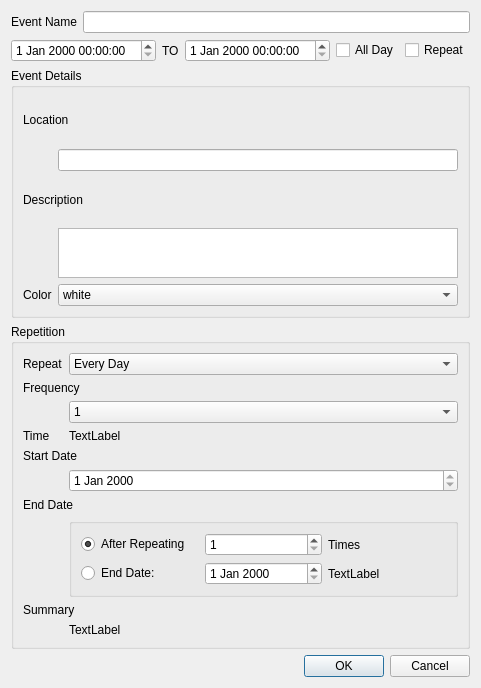
Old version of the form createneweventdialog.ui in the repository Lucinda-Aemilia/Calendar.
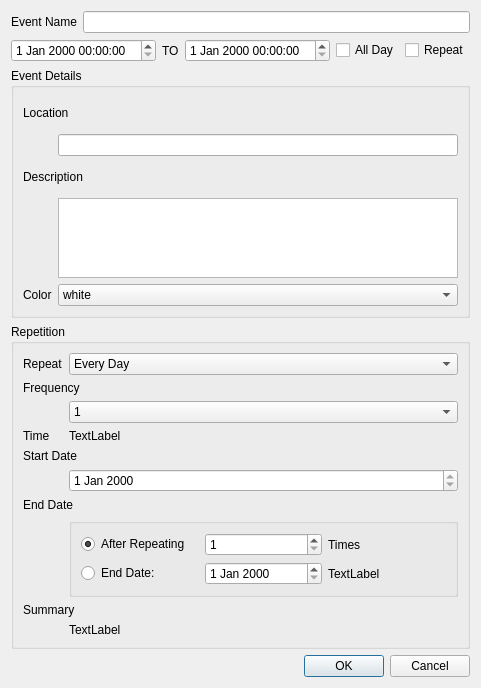
New version of the form.

Commit message: 决定开始设置freeze的窗口位置

What changed in the file:
```diff
--- a/createneweventdialog.ui
+++ b/createneweventdialog.ui
@@ -195,7 +195,7 @@
         <property name="minimumSize">
          <size>
           <width>0</width>
-          <height>50</height>
+          <height>80</height>
          </size>
         </property>
         <property name="maximumSize">
```
The commit also changes 7 other files.
